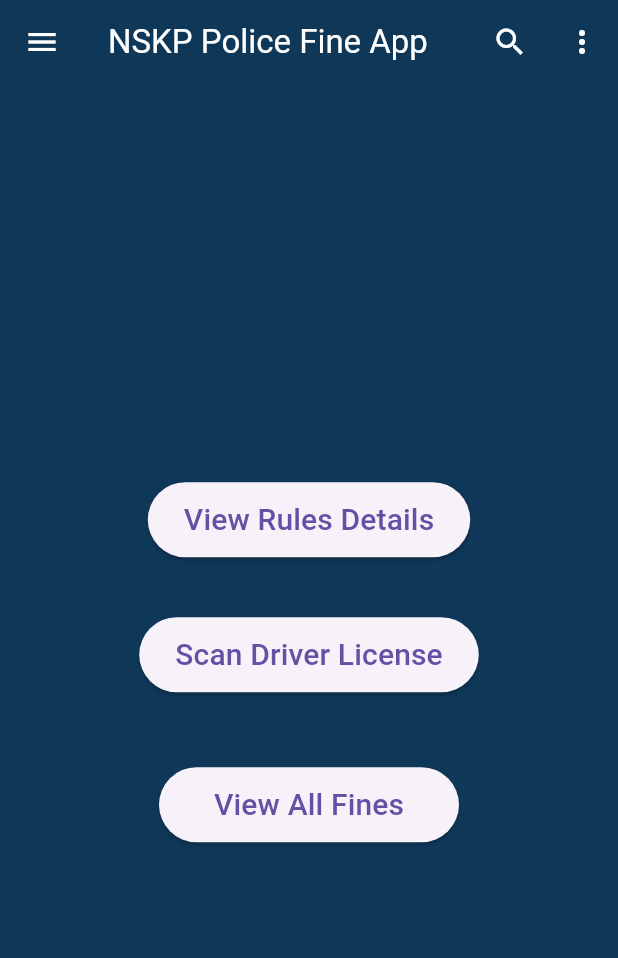
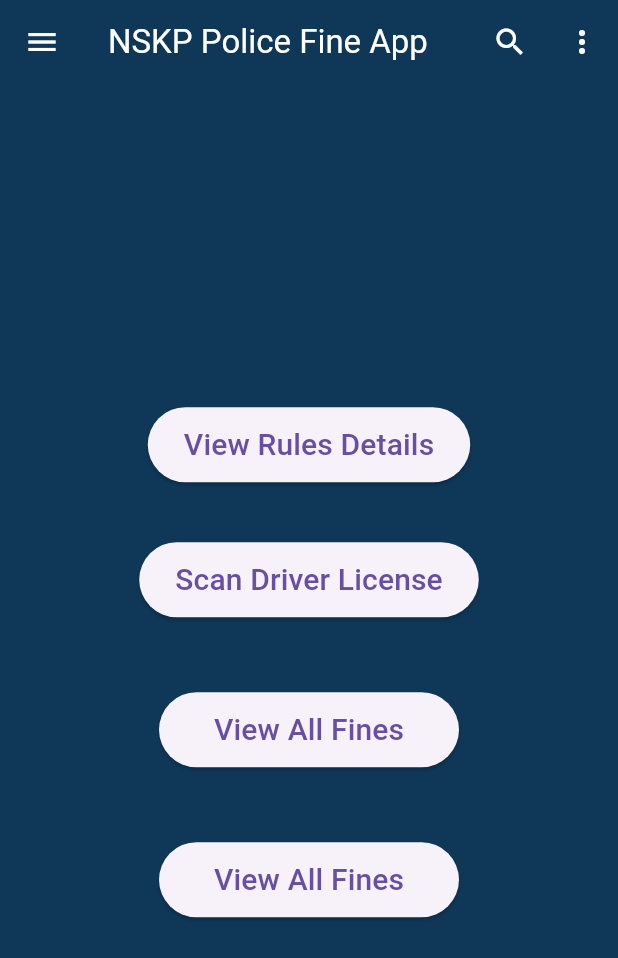
Before and after one commit to KeshanKulasekara/flutter_application_1, a Flutter app: the screen it shows after launch, on a phone screen of 412 x 824 dp. Shown: the top 958 px of the screen. Run offline on Flutter 3.47's test engine with Material 3 defaults, Android fonts, the phone set to English and light mode, and no system bars.

Commit message:
second commit

```diff
--- a/lib/main.dart
+++ b/lib/main.dart
@@ -65,6 +65,13 @@ class fineapp extends StatelessWidget{
             style: ElevatedButton.styleFrom(minimumSize: Size(200, 50)),
             ),
             ),
+            SizedBox(height: 50,),
+           Center(
+            child: ElevatedButton(onPressed: () {},
+            child: Text("View All Fines",style: TextStyle(fontSize: 20),),
+            style: ElevatedButton.styleFrom(minimumSize: Size(200, 50)),
+            ),
+            ),
           ],
         ),
       ) ,
```
